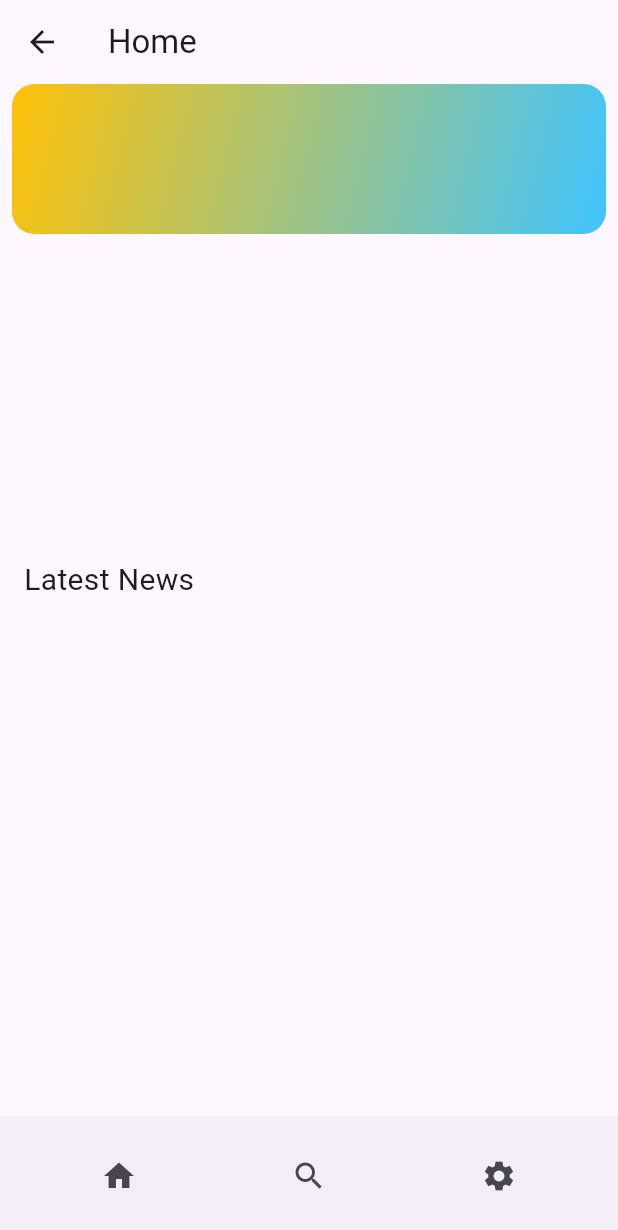
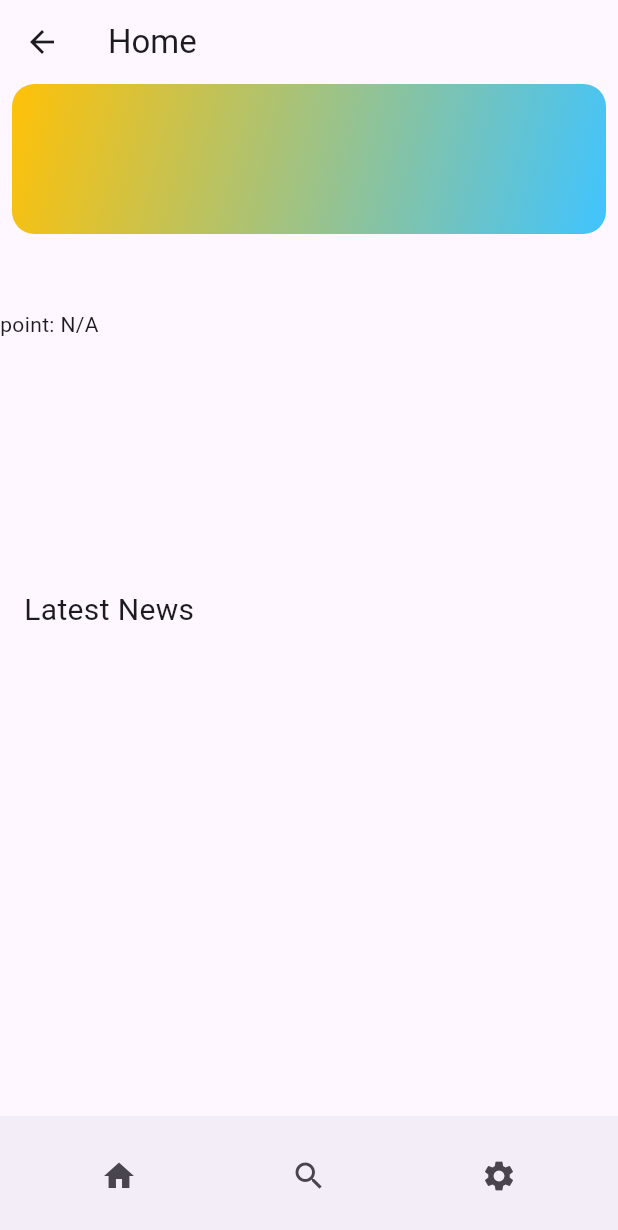
Before and after one commit to warintornp/mobiletesting, a Flutter app: the HomeScreen screen opened directly, on a phone screen of 412 x 824 dp. Shown: the top 1230 px of the screen. Run offline on Flutter 3.47's test engine with Material 3 defaults, Android fonts, the phone set to English and light mode, and no system bars; our stand-ins replace shared_preferences; accounts and stored records are empty.

Commit message:
workshop #11 display user point

```diff
--- a/lib/home_screen/home_screen.dart
+++ b/lib/home_screen/home_screen.dart
@@ -39,6 +39,8 @@ class _HomeScreenState extends State<HomeScreen> {
                     userDetails: viewModel.userDetails,
                   ),
                   const SizedBox(height: 50),
+                  Text(
+                      'point: ${viewModel.userDetails['point']?.toString() ?? 'N/A'}'),
                   const SizedBox(height: 150),
                   //News Section Header
                   newsheader(),
```
